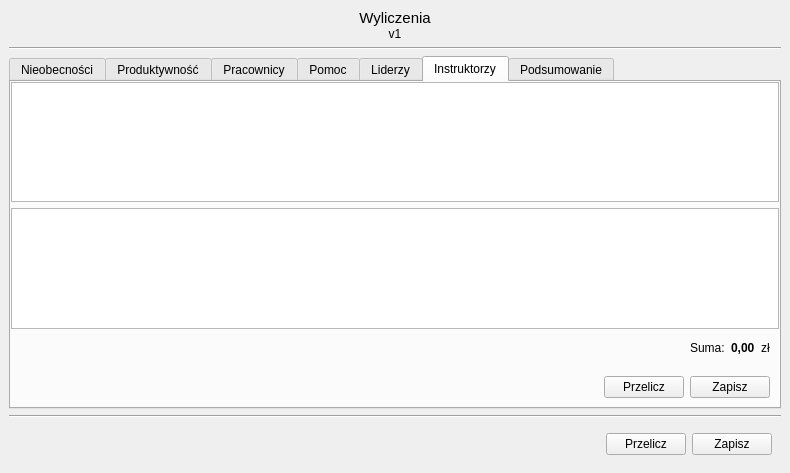
Before: the Qt Designer form Forms/wyliczeniaForm.ui in kolomir/place_v2, drawn with Qt 5.
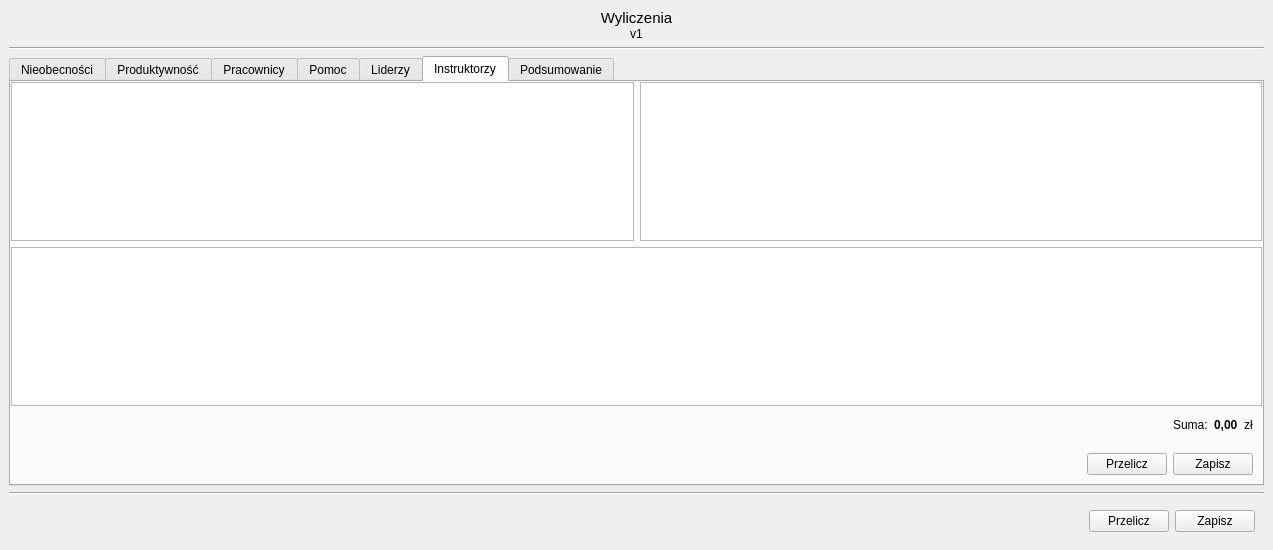
After: the same form once the commit is applied. The open tabs and pages were chosen to show the change.

Diff of the .ui file:
```diff
--- a/Forms/wyliczeniaForm.ui
+++ b/Forms/wyliczeniaForm.ui
@@ -6,8 +6,8 @@
    <rect>
     <x>0</x>
     <y>0</y>
-    <width>790</width>
-    <height>473</height>
+    <width>1273</width>
+    <height>550</height>
    </rect>
   </property>
   <property name="windowTitle">
@@ -842,7 +842,7 @@
           </property>
           <item>
            <widget class="QWidget" name="widget_17" native="true">
-            <layout class="QVBoxLayout" name="verticalLayout_14">
+            <layout class="QVBoxLayout" name="verticalLayout_21">
              <property name="spacing">
               <number>0</number>
              </property>
@@ -860,7 +860,7 @@
              </property>
              <item>
               <widget class="QWidget" name="widget_32" native="true">
-               <layout class="QVBoxLayout" name="verticalLayout_21">
+               <layout class="QVBoxLayout" name="verticalLayout_14">
                 <property name="leftMargin">
                  <number>0</number>
                 </property>
@@ -874,7 +874,28 @@
                  <number>0</number>
                 </property>
                 <item>
-                 <widget class="QTableWidget" name="tab_wyliczenia_instruktorzy"/>
+                 <widget class="QWidget" name="widget_33" native="true">
+                  <layout class="QHBoxLayout" name="horizontalLayout_22">
+                   <property name="leftMargin">
+                    <number>0</number>
+                   </property>
+                   <property name="topMargin">
+                    <number>0</number>
+                   </property>
+                   <property name="rightMargin">
+                    <number>0</number>
+                   </property>
+                   <property name="bottomMargin">
+                    <number>0</number>
+                   </property>
+                   <item>
+                    <widget class="QTableWidget" name="tab_wyliczenia_all_instruktorzy"/>
+                   </item>
+                   <item>
+                    <widget class="QTableWidget" name="tab_wyliczenia_zmiany_instruktorzy"/>
+                   </item>
+                  </layout>
+                 </widget>
                 </item>
                 <item>
                  <widget class="QTableWidget" name="tab_dane_instruktorzy"/>
```
Left out of the diff: 2 changed lines with no effect on the pictures.
